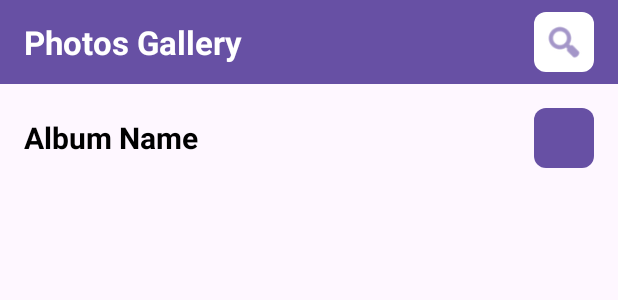
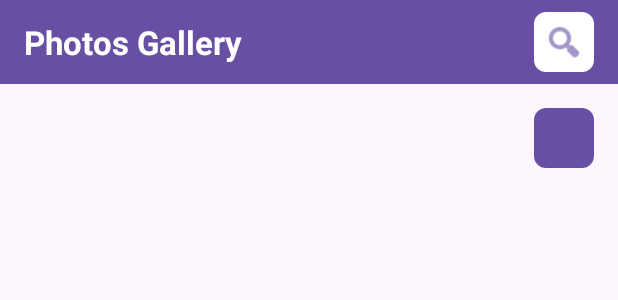
Before and after one commit to ayushp0728/Android36, an Android app: the layout activity_album.xml on its own in the app's theme, with its tools: preview values and no code run, on a phone screen of 412 x 824 dp. Shown: the top 300 px of the screen. Run offline under Robolectric (Android 15) with nearby library versions, the phone set to English and light mode, and no system bars.

```diff
--- a/app/src/main/res/layout/activity_album.xml
+++ b/app/src/main/res/layout/activity_album.xml
@@ -60,7 +60,7 @@
                 android:layout_width="0dp"
                 android:layout_height="wrap_content"
                 android:layout_weight="1"
-                android:text="Album Name"
+                android:text=""
                 android:textSize="20sp"
                 android:textStyle="bold"
                 android:textColor="@android:color/black" />
```
Also changed, not shown: app/src/main/java/com/example/android36java/AlbumActivity.java (+9 -10 lines).
